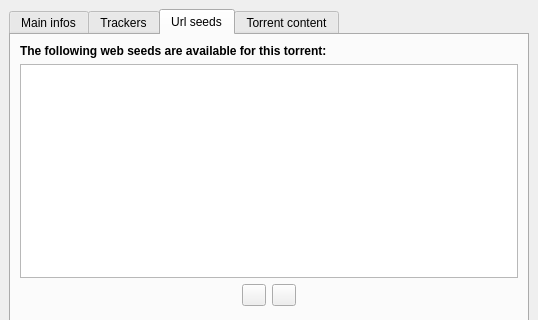
Qt form src/properties.ui (SysAdminDoc/qBittorrent-Vanced) before a commit; both pictures show x 0 to 538 and y 0 to 320 of the 538 by 567 pixel window.
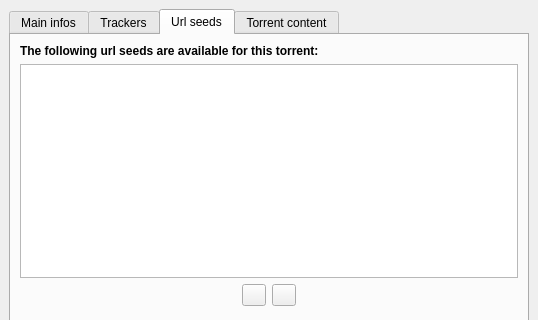
The same form after that commit. The open tabs and pages were chosen to show the change.

What changed in the file:
```diff
--- a/src/properties.ui
+++ b/src/properties.ui
@@ -842,7 +842,7 @@
           </font>
          </property>
          <property name="text" >
-          <string>The following web seeds are available for this torrent:</string>
+          <string>The following url seeds are available for this torrent:</string>
          </property>
         </widget>
        </item>
```
